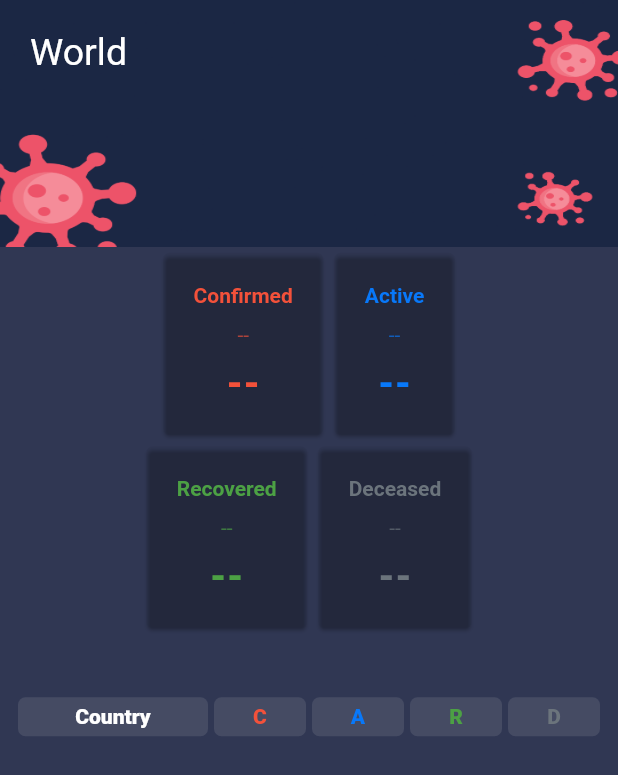
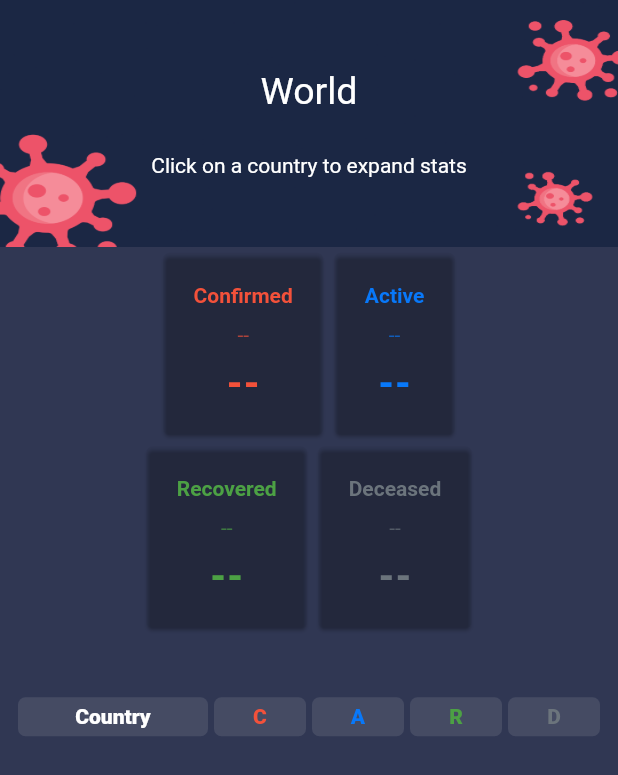
Before and after one commit to utkarshgupta2504/covid-tracker, a Flutter app: the screen it shows after launch, on a phone screen of 412 x 824 dp. Shown: the top 775 px of the screen. Run offline on Flutter 3.47's test engine with Material 2 defaults, Android fonts, the phone set to English and light mode, and no system bars; our stand-ins replace firebase_auth, fluttertoast, modal_progress_hud; accounts and stored records are empty; network calls fail.

Commit message:
Completed functionality of app.

```diff
--- a/lib/Screens/country_stats_screen.dart
+++ b/lib/Screens/country_stats_screen.dart
@@ -3,6 +3,10 @@ import 'package:flutter/material.dart';
 import '../constants.dart';
 
 class CountryStatsScreen extends StatelessWidget {
+  CountryStatsScreen({this.stats});
+
+  final stats;
+
   @override
   Widget build(BuildContext context) {
     return Scaffold(
@@ -22,9 +26,14 @@ class CountryStatsScreen extends StatelessWidget {
                 ),
                 child: Padding(
                   padding: EdgeInsets.all(20.0),
-                  child: Text(
-                    'World',
-                    style: TextStyle(fontSize: 25.0),
+                  child: Column(
+                    mainAxisAlignment: MainAxisAlignment.center,
+                    children: <Widget>[
+                      Text(
+                        stats['Country'],
+                        style: TextStyle(fontSize: 25.0),
+                      ),
+                    ],
                   ),
                 ),
               ),
@@ -39,14 +48,22 @@ class CountryStatsScreen extends StatelessWidget {
                       children: <Widget>[
                         StatCard(
                           title: 'Confirmed',
-                          value: '3000000',
-                          increment: '+25666',
+                          value: (stats != null ? formatNumber(stats['TotalConfirmed']) : '--'),
+                          increment: (stats != null ? formatNumber(stats['NewConfirmed']) : '--'),
                           textColor: kConfirmedColor,
                         ),
                         StatCard(
                           title: 'Active',
-                          value: '3000000',
-                          increment: '+25666',
+                          value: (stats != null
+                              ? formatNumber(stats['TotalConfirmed'] -
+                                  stats['TotalRecovered'] -
+                                  stats['TotalDeaths'])
+                              : '--'),
+                          increment: (stats != null
+                              ? formatNumber(stats['NewConfirmed'] -
+                                  stats['NewRecovered'] -
+                                  stats['NewDeaths'])
+                              : '--'),
                           textColor: kActiveColor,
                         ),
                       ],
@@ -56,14 +73,14 @@ class CountryStatsScreen extends StatelessWidget {
                       children: <Widget>[
                         StatCard(
                           title: 'Recovered',
-                          value: '3000000',
-                          increment: '+25666',
+                          value: (stats != null ? formatNumber(stats['TotalRecovered']) : '--'),
+                          increment: (stats != null ? formatNumber(stats['NewRecovered']) : '--'),
                           textColor: kRecoveredColor,
                         ),
                         StatCard(
                           title: 'Deceased',
-                          value: '3000000',
-                          increment: '+25666',
+                          value: (stats != null ? formatNumber(stats['TotalDeaths']) : '--'),
+                          increment: (stats != null ? formatNumber(stats['NewDeaths']) : '--'),
                           textColor: kDeceasedColor,
                         ),
                       ],
--- a/lib/Screens/loading_screen.dart
+++ b/lib/Screens/loading_screen.dart
@@ -1,8 +1,5 @@
 import 'package:covid_tracker/Screens/register_screen.dart';
 import 'package:flutter/material.dart';
-import 'package:flutter_spinkit/flutter_spinkit.dart';
-import 'dart:io';
-
 import 'login_screen.dart';
 
 class LoadingScreen extends StatefulWidget {
--- a/lib/Screens/main_stats_page.dart
+++ b/lib/Screens/main_stats_page.dart
@@ -57,7 +57,11 @@ class _MainStatsPageState extends State<MainStatsPage> {
                     ),
                     onTap: () {
                       Navigator.push(
-                          context, MaterialPageRoute(builder: (context) => CountryStatsScreen()));
+                          context,
+                          MaterialPageRoute(
+                              builder: (context) => CountryStatsScreen(
+                                    stats: countryStat,
+                                  )));
                     },
                   ),
                   TableCell(
@@ -109,9 +113,15 @@ class _MainStatsPageState extends State<MainStatsPage> {
                 ),
                 child: Padding(
                   padding: EdgeInsets.all(20.0),
-                  child: Text(
-                    'World',
-                    style: TextStyle(fontSize: 25.0),
+                  child: Column(
+                    mainAxisAlignment: MainAxisAlignment.spaceEvenly,
+                    children: <Widget>[
+                      Text(
+                        'World',
+                        style: TextStyle(fontSize: 25.0),
+                      ),
+                      Text('Click on a country to expand stats'),
+                    ],
                   ),
                 ),
               ),
```
